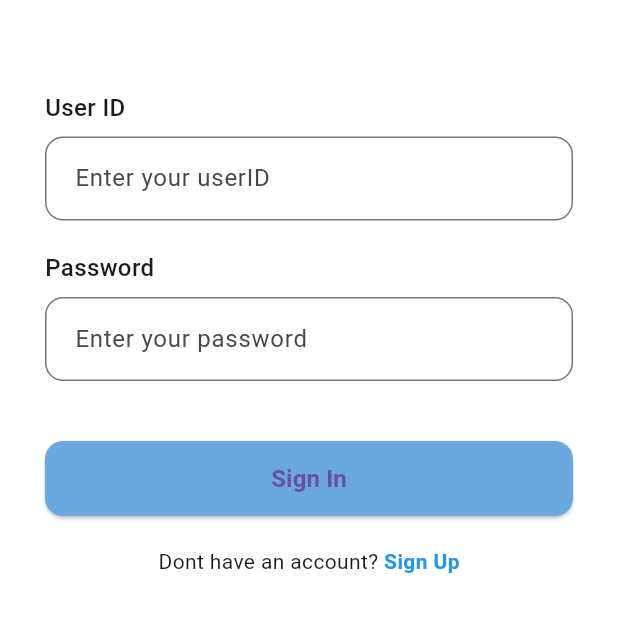
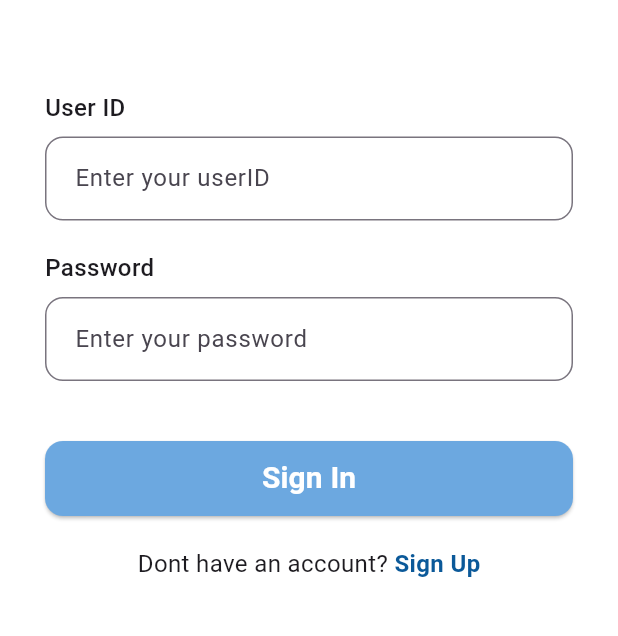
Before and after one commit to Heroicspirit/lofix, a Flutter app: the LoginScreen screen opened directly, on a phone screen of 412 x 824 dp, the part 225-861 px from its top. Run offline on Flutter 3.47's test engine with Material 3 defaults, Android fonts, the phone set to English and light mode, and no system bars.

Commit message:
change in fontsize and color

```diff
--- a/lib/screens/login_screen.dart
+++ b/lib/screens/login_screen.dart
@@ -94,7 +94,7 @@ class LoginScreen extends StatelessWidget {
                     child: const Text(
                       "Sign In",
                       style:
-                          TextStyle(fontSize: 16, fontWeight: FontWeight.w600),
+                          TextStyle(color: Colors.white,fontSize: 20, fontWeight: FontWeight.w600),
                     ),
                   ),
                 ),
@@ -102,7 +102,8 @@ class LoginScreen extends StatelessWidget {
                 Row(
                   mainAxisAlignment: MainAxisAlignment.center,
                   children: [
-                    const Text("Dont have an account? "),
+                    const Text("Dont have an account? ",
+                    style: TextStyle(fontSize: 16),),
                     GestureDetector(
                       onTap: () {
                         Navigator.push(
@@ -115,8 +116,9 @@ class LoginScreen extends StatelessWidget {
                       child: const Text(
                         "Sign Up",
                         style:  TextStyle(
-                          color: Colors.blue,
+                          color: Color.fromARGB(255, 11, 89, 153),
                           fontWeight: FontWeight.bold,
+                          fontSize: 16,
                         ),
                       ),
                     )
```
